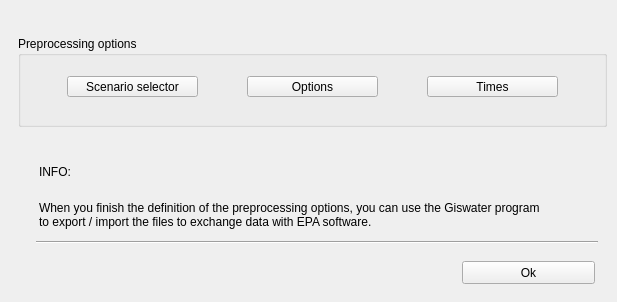
Old version of the form ui/file_manager.ui in the repository Giswater/giswater_qgis_plugin.
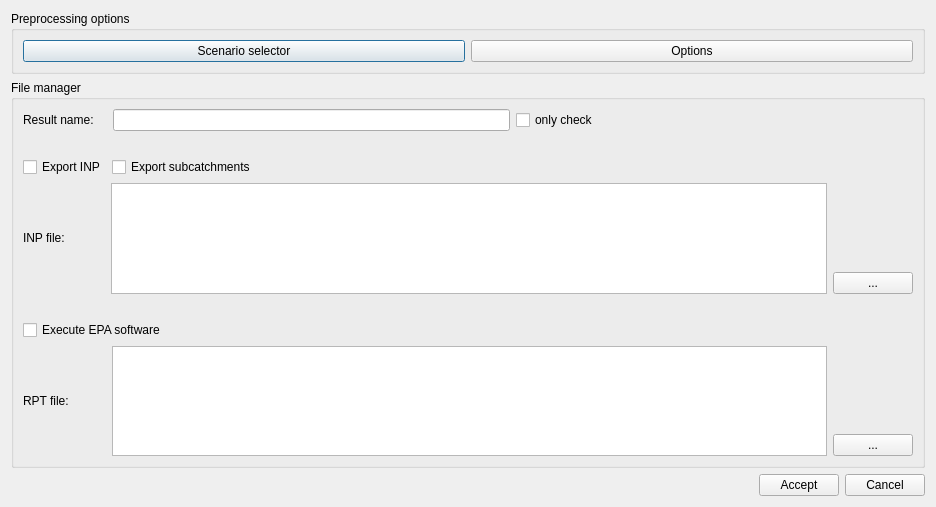
New version of the form.

Diff of the .ui file:
```diff
--- a/ui/file_manager.ui
+++ b/ui/file_manager.ui
@@ -6,318 +6,337 @@
    <rect>
     <x>0</x>
     <y>0</y>
-    <width>617</width>
-    <height>302</height>
+    <width>936</width>
+    <height>507</height>
    </rect>
   </property>
-  <property name="sizePolicy">
-   <sizepolicy hsizetype="Fixed" vsizetype="Fixed">
-    <horstretch>0</horstretch>
-    <verstretch>0</verstretch>
-   </sizepolicy>
-  </property>
   <property name="windowTitle">
    <string>File manager</string>
   </property>
-  <widget class="QPushButton" name="btn_accept">
-   <property name="geometry">
-    <rect>
-     <x>642</x>
-     <y>588</y>
-     <width>81</width>
-     <height>23</height>
-    </rect>
-   </property>
-   <property name="text">
-    <string>Accept</string>
-   </property>
-  </widget>
-  <widget class="QPushButton" name="btn_cancel">
-   <property name="geometry">
-    <rect>
-     <x>462</x>
-     <y>261</y>
-     <width>133</width>
-     <height>23</height>
-    </rect>
-   </property>
-   <property name="text">
-    <string>Ok</string>
-   </property>
-  </widget>
-  <widget class="QGroupBox" name="groupBox">
-   <property name="geometry">
-    <rect>
-     <x>18</x>
-     <y>36</y>
-     <width>589</width>
-     <height>91</height>
-    </rect>
-   </property>
-   <property name="title">
-    <string>Preprocessing options</string>
-   </property>
-   <widget class="QPushButton" name="btn_times">
-    <property name="geometry">
-     <rect>
-      <x>409</x>
-      <y>40</y>
-      <width>131</width>
-      <height>21</height>
-     </rect>
-    </property>
-    <property name="text">
-     <string>Times</string>
-    </property>
-   </widget>
-   <widget class="QPushButton" name="btn_hs_ds">
-    <property name="geometry">
-     <rect>
-      <x>49</x>
-      <y>40</y>
-      <width>131</width>
-      <height>21</height>
-     </rect>
-    </property>
-    <property name="text">
-     <string>Scenario selector</string>
-    </property>
-   </widget>
-   <widget class="QPushButton" name="btn_options">
-    <property name="geometry">
-     <rect>
-      <x>229</x>
-      <y>40</y>
-      <width>131</width>
-      <height>21</height>
-     </rect>
-    </property>
-    <property name="text">
-     <string>Options</string>
-    </property>
-   </widget>
-  </widget>
-  <widget class="QGroupBox" name="groupBox_3">
-   <property name="geometry">
-    <rect>
-     <x>27</x>
-     <y>576</y>
-     <width>580</width>
-     <height>304</height>
-    </rect>
-   </property>
-   <property name="title">
-    <string>File manager</string>
-   </property>
-   <widget class="QCheckBox" name="chk_export_subcatch">
-    <property name="geometry">
-     <rect>
-      <x>147</x>
-      <y>69</y>
-      <width>191</width>
-      <height>17</height>
-     </rect>
-    </property>
-    <property name="text">
-     <string>Export subcatchments</string>
-    </property>
-   </widget>
-   <widget class="QTextEdit" name="txt_file_inp">
-    <property name="geometry">
-     <rect>
-      <x>147</x>
-      <y>99</y>
-      <width>331</width>
-      <height>61</height>
-     </rect>
-    </property>
-   </widget>
-   <widget class="QLabel" name="label">
-    <property name="geometry">
-     <rect>
-      <x>97</x>
-      <y>109</y>
-      <width>46</width>
-      <height>13</height>
-     </rect>
-    </property>
-    <property name="text">
-     <string>INP file:</string>
-    </property>
-   </widget>
-   <widget class="QCheckBox" name="chk_import">
-    <property name="geometry">
-     <rect>
-      <x>7</x>
-      <y>269</y>
-      <width>131</width>
-      <height>17</height>
-     </rect>
-    </property>
-    <property name="text">
-     <string>Import results</string>
-    </property>
-   </widget>
-   <widget class="QLabel" name="label_3">
-    <property name="geometry">
-     <rect>
-      <x>67</x>
-      <y>29</y>
-      <width>81</width>
-      <height>20</height>
-     </rect>
-    </property>
-    <property name="text">
-     <string>Result name:</string>
-    </property>
-   </widget>
-   <widget class="QCheckBox" name="chk_export">
-    <property name="geometry">
-     <rect>
-      <x>7</x>
-      <y>69</y>
-      <width>111</width>
-      <height>17</height>
-     </rect>
-    </property>
-    <property name="text">
-     <string>Export INP</string>
-    </property>
-   </widget>
-   <widget class="QLabel" name="label_2">
-    <property name="geometry">
-     <rect>
-      <x>97</x>
-      <y>219</y>
-      <width>46</width>
-      <height>13</height>
-     </rect>
-    </property>
-    <property name="text">
-     <string>RPT file:</string>
-    </property>
-   </widget>
-   <widget class="QTextEdit" name="txt_file_rpt">
-    <property name="geometry">
-     <rect>
-      <x>147</x>
-      <y>199</y>
-      <width>331</width>
-      <height>61</height>
-     </rect>
-    </property>
-   </widget>
-   <widget class="QLineEdit" name="txt_result_name">
-    <property name="geometry">
-     <rect>
-      <x>147</x>
-      <y>29</y>
-      <width>331</width>
-      <height>21</height>
-     </rect>
-    </property>
-    <property name="text">
-     <string/>
-    </property>
-   </widget>
-   <widget class="QPushButton" name="btn_file_inp">
-    <property name="geometry">
-     <rect>
-      <x>487</x>
-      <y>139</y>
-      <width>85</width>
-      <height>23</height>
-     </rect>
-    </property>
-    <property name="text">
-     <string>...</string>
-    </property>
-   </widget>
-   <widget class="QCheckBox" name="chk_exec">
-    <property name="geometry">
-     <rect>
-      <x>7</x>
-      <y>169</y>
-      <width>171</width>
-      <height>17</height>
-     </rect>
-    </property>
-    <property name="text">
-     <string>Execute EPA software</string>
-    </property>
-   </widget>
-   <widget class="QPushButton" name="btn_file_rpt">
-    <property name="geometry">
-     <rect>
-      <x>487</x>
-      <y>239</y>
-      <width>82</width>
-      <height>23</height>
-     </rect>
-    </property>
-    <property name="text">
-     <string>...</string>
-    </property>
-   </widget>
-   <widget class="QCheckBox" name="chk_only_check">
-    <property name="geometry">
-     <rect>
-      <x>489</x>
-      <y>33</y>
-      <width>88</width>
-      <height>17</height>
-     </rect>
-    </property>
-    <property name="text">
-     <string>only check</string>
-    </property>
-   </widget>
-  </widget>
-  <widget class="QLabel" name="label_4">
-   <property name="geometry">
-    <rect>
-     <x>39</x>
-     <y>201</y>
-     <width>511</width>
-     <height>61</height>
-    </rect>
-   </property>
-   <property name="text">
-    <string>When you finish the definition of the preprocessing options, you can use the Giswater program to export / import the files to exchange data with EPA software.</string>
-   </property>
-   <property name="alignment">
-    <set>Qt::AlignLeading|Qt::AlignLeft|Qt::AlignTop</set>
-   </property>
-   <property name="wordWrap">
-    <bool>true</bool>
-   </property>
-  </widget>
-  <widget class="QLabel" name="label_5">
-   <property name="geometry">
-    <rect>
-     <x>39</x>
-     <y>162</y>
-     <width>81</width>
-     <height>20</height>
-    </rect>
-   </property>
-   <property name="text">
-    <string>INFO:</string>
-   </property>
-  </widget>
-  <widget class="Line" name="line">
-   <property name="geometry">
-    <rect>
-     <x>36</x>
-     <y>234</y>
-     <width>562</width>
-     <height>16</height>
-    </rect>
-   </property>
-   <property name="orientation">
-    <enum>Qt::Horizontal</enum>
-   </property>
-  </widget>
+  <layout class="QGridLayout" name="gridLayout" rowstretch="0,0" columnminimumwidth="0">
+   <item row="0" column="0">
+    <layout class="QVBoxLayout" name="verticalLayout_2">
+     <item>
+      <widget class="QGroupBox" name="groupBox">
+       <property name="sizePolicy">
+        <sizepolicy hsizetype="Minimum" vsizetype="Fixed">
+         <horstretch>0</horstretch>
+         <verstretch>0</verstretch>
+        </sizepolicy>
+       </property>
+       <property name="minimumSize">
+        <size>
+         <width>0</width>
+         <height>0</height>
+        </size>
+       </property>
+       <property name="title">
+        <string>Preprocessing options</string>
+       </property>
+       <layout class="QHBoxLayout" name="horizontalLayout">
+        <item>
+         <widget class="QPushButton" name="btn_hs_ds">
+          <property name="sizePolicy">
+           <sizepolicy hsizetype="Minimum" vsizetype="Fixed">
+            <horstretch>0</horstretch>
+            <verstretch>0</verstretch>
+           </sizepolicy>
+          </property>
+          <property name="text">
+           <string>Scenario selector</string>
+          </property>
+         </widget>
+        </item>
+        <item>
+         <widget class="QPushButton" name="btn_options">
+          <property name="sizePolicy">
+           <sizepolicy hsizetype="Minimum" vsizetype="Fixed">
+            <horstretch>0</horstretch>
+            <verstretch>0</verstretch>
+           </sizepolicy>
+          </property>
+          <property name="text">
+           <string>Options</string>
+          </property>
+         </widget>
+        </item>
+       </layout>
+      </widget>
+     </item>
+     <item>
+      <widget class="QGroupBox" name="groupBox_2">
+       <property name="sizePolicy">
+        <sizepolicy hsizetype="Minimum" vsizetype="Minimum">
+         <horstretch>0</horstretch>
+         <verstretch>0</verstretch>
+        </sizepolicy>
+       </property>
+       <property name="title">
+        <string>File manager</string>
+       </property>
+       <layout class="QVBoxLayout" name="verticalLayout">
+        <item>
+         <layout class="QHBoxLayout" name="horizontalLayout_3">
+          <item>
+           <widget class="QLabel" name="label_3">
+            <property name="sizePolicy">
+             <sizepolicy hsizetype="Fixed" vsizetype="Preferred">
+              <horstretch>0</horstretch>
+              <verstretch>0</verstretch>
+             </sizepolicy>
+            </property>
+            <property name="text">
+             <string>Result name:    </string>
+            </property>
+           </widget>
+          </item>
+          <item>
+           <widget class="QLineEdit" name="txt_result_name">
+            <property name="sizePolicy">
+             <sizepolicy hsizetype="Minimum" vsizetype="Fixed">
+              <horstretch>0</horstretch>
+              <verstretch>0</verstretch>
+             </sizepolicy>
+            </property>
+            <property name="text">
+             <string/>
+            </property>
+           </widget>
+          </item>
+          <item>
+           <widget class="QCheckBox" name="chk_only_check">
+            <property name="text">
+             <string>only check</string>
+            </property>
+           </widget>
+          </item>
+         </layout>
+        </item>
+        <item>
+         <layout class="QHBoxLayout" name="horizontalLayout_4">
+          <property name="sizeConstraint">
+           <enum>QLayout::SetDefaultConstraint</enum>
+          </property>
+          <property name="topMargin">
+           <number>20</number>
+          </property>
+          <item>
+           <widget class="QCheckBox" name="chk_export">
+            <property name="sizePolicy">
+             <sizepolicy hsizetype="Fixed" vsizetype="Fixed">
+              <horstretch>0</horstretch>
+              <verstretch>0</verstretch>
+             </sizepolicy>
+            </property>
+            <property name="text">
+             <string>Export INP</string>
+            </property>
+           </widget>
+          </item>
+          <item>
+           <widget class="QCheckBox" name="chk_export_subcatch">
+            <property name="sizePolicy">
+             <sizepolicy hsizetype="Minimum" vsizetype="Fixed">
+              <horstretch>0</horstretch>
+              <verstretch>0</verstretch>
+             </sizepolicy>
+            </property>
+            <property name="text">
+             <string>Export subcatchments</string>
+            </property>
+           </widget>
+          </item>
+         </layout>
+        </item>
+        <item>
+         <layout class="QHBoxLayout" name="horizontalLayout_5">
+          <item>
+           <widget class="QLabel" name="label">
+            <property name="sizePolicy">
+             <sizepolicy hsizetype="Fixed" vsizetype="Fixed">
+              <horstretch>0</horstretch>
+              <verstretch>0</verstretch>
+             </sizepolicy>
+            </property>
+            <property name="text">
+             <string>INP file:            </string>
+            </property>
+           </widget>
+          </item>
+          <item>
+           <widget class="QTextEdit" name="txt_file_inp">
+            <property name="sizePolicy">
+             <sizepolicy hsizetype="Expanding" vsizetype="Ignored">
+              <horstretch>0</horstretch>
+              <verstretch>0</verstretch>
+             </sizepolicy>
+            </property>
+            <property name="minimumSize">
+             <size>
+              <width>0</width>
+              <height>0</height>
+             </size>
+            </property>
+           </widget>
+          </item>
+          <item>
+           <layout class="QVBoxLayout" name="verticalLayout_3">
+            <item>
+             <spacer name="verticalSpacer">
+              <property name="orientation">
+               <enum>Qt::Vertical</enum>
+              </property>
+              <property name="sizeHint" stdset="0">
+               <size>
+                <width>20</width>
+                <height>40</height>
+               </size>
+              </property>
+             </spacer>
+            </item>
+            <item>
+             <widget class="QPushButton" name="btn_file_inp">
+              <property name="sizePolicy">
+               <sizepolicy hsizetype="Fixed" vsizetype="Fixed">
+                <horstretch>0</horstretch>
+                <verstretch>0</verstretch>
+               </sizepolicy>
+              </property>
+              <property name="text">
+               <string>...</string>
+              </property>
+             </widget>
+            </item>
+           </layout>
+          </item>
+         </layout>
+        </item>
+        <item>
+         <layout class="QHBoxLayout" name="horizontalLayout_6">
+          <property name="topMargin">
+           <number>20</number>
+          </property>
+          <item>
+           <widget class="QCheckBox" name="chk_exec">
+            <property name="text">
+             <string>Execute EPA software</string>
+            </property>
+           </widget>
+          </item>
+         </layout>
+        </item>
+        <item>
+         <layout class="QHBoxLayout" name="horizontalLayout_7">
+          <item>
+           <widget class="QLabel" name="label_2">
+            <property name="sizePolicy">
+             <sizepolicy hsizetype="Fixed" vsizetype="Preferred">
+              <horstretch>0</horstretch>
+              <verstretch>0</verstretch>
+             </sizepolicy>
+            </property>
+            <property name="text">
+             <string>RPT file:           </string>
+            </property>
+           </widget>
+          </item>
+          <item>
+           <widget class="QTextEdit" name="txt_file_rpt">
+            <property name="sizePolicy">
+             <sizepolicy hsizetype="Expanding" vsizetype="Ignored">
+              <horstretch>0</horstretch>
+              <verstretch>0</verstretch>
+             </sizepolicy>
+            </property>
+           </widget>
+          </item>
+          <item>
+           <layout class="QVBoxLayout" name="verticalLayout_4">
+            <item>
+             <spacer name="verticalSpacer_2">
+              <property name="orientation">
+               <enum>Qt::Vertical</enum>
+              </property>
+              <property name="sizeHint" stdset="0">
+               <size>
+                <width>20</width>
+                <height>40</height>
+               </size>
+              </property>
+             </spacer>
+            </item>
+            <item>
+             <widget class="QPushButton" name="btn_file_rpt">
+              <property name="sizePolicy">
+               <sizepolicy hsizetype="Fixed" vsizetype="Fixed">
+                <horstretch>0</horstretch>
+                <verstretch>0</verstretch>
+               </sizepolicy>
+              </property>
+              <property name="text">
+               <string>...</string>
+              </property>
+              <property name="autoDefault">
+               <bool>true</bool>
+              </property>
+             </widget>
+            </item>
+           </layout>
+          </item>
+         </layout>
+        </item>
+       </layout>
+      </widget>
+     </item>
+    </layout>
+   </item>
+   <item row="1" column="0">
+    <layout class="QHBoxLayout" name="horizontalLayout_2">
+     <property name="sizeConstraint">
+      <enum>QLayout::SetDefaultConstraint</enum>
+     </property>
+     <item>
+      <spacer name="horizontalSpacer">
+       <property name="orientation">
+        <enum>Qt::Horizontal</enum>
+       </property>
+       <property name="sizeHint" stdset="0">
+        <size>
+         <width>40</width>
+         <height>20</height>
+        </size>
+       </property>
+      </spacer>
+     </item>
+     <item>
+      <widget class="QPushButton" name="btn_accept">
+       <property name="sizePolicy">
+        <sizepolicy hsizetype="Minimum" vsizetype="Fixed">
+         <horstretch>0</horstretch>
+         <verstretch>0</verstretch>
+        </sizepolicy>
+       </property>
+       <property name="text">
+        <string>Accept</string>
+       </property>
+      </widget>
+     </item>
+     <item>
+      <widget class="QPushButton" name="btn_cancel">
+       <property name="sizePolicy">
+        <sizepolicy hsizetype="Minimum" vsizetype="Fixed">
+         <horstretch>0</horstretch>
+         <verstretch>0</verstretch>
+        </sizepolicy>
+       </property>
+       <property name="text">
+        <string>Cancel</string>
+       </property>
+      </widget>
+     </item>
+    </layout>
+   </item>
+  </layout>
  </widget>
  <tabstops>
   <tabstop>btn_hs_ds</tabstop>
```
Left out of the diff: 23 changed lines with no effect on the pictures.
